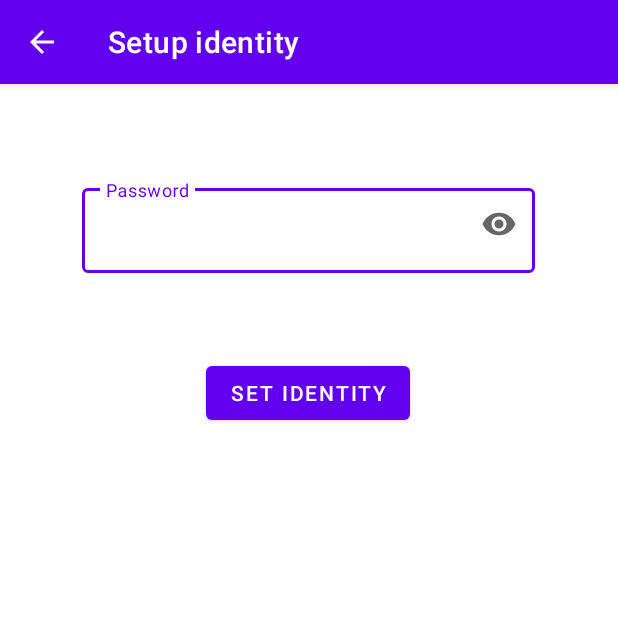
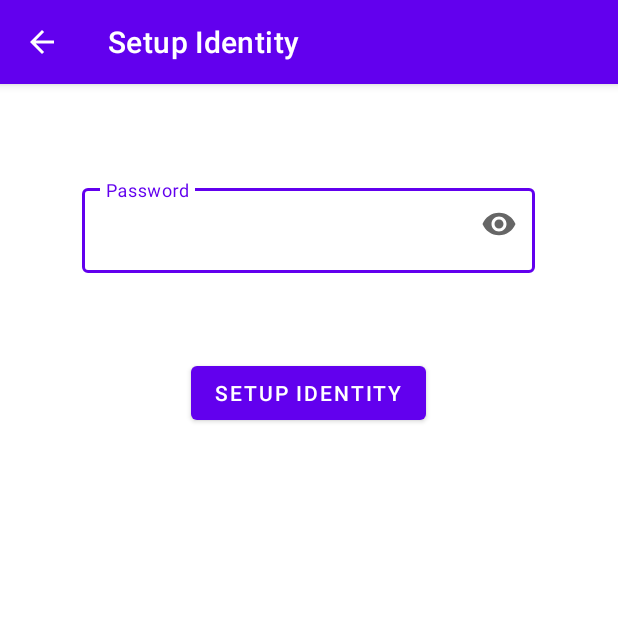
Before and after one commit to refeed/FederatedMessagingAndroid, an Android app: the SetupIdentityActivity screen opened directly, with no data from a screen before it, on a phone screen of 412 x 824 dp, the top half of it. Run offline under Robolectric (Android 15) with nearby library versions, the phone set to English and light mode, and no system bars.

Commit message:
Add i18n for Indonesian

```diff
--- a/app/src/main/java/com/refeed_ppb1/federatedmessaging/AddServerActivity.java
+++ b/app/src/main/java/com/refeed_ppb1/federatedmessaging/AddServerActivity.java
@@ -22,7 +22,7 @@ public class AddServerActivity extends AppCompatActivity {
     protected void onCreate(Bundle savedInstanceState) {
         super.onCreate(savedInstanceState);
         setContentView(R.layout.activity_add_server);
-        getSupportActionBar().setTitle("Add server");
+        getSupportActionBar().setTitle(R.string.addserver);
         getSupportActionBar().setDisplayHomeAsUpEnabled(true);
 
         serverNameET = findViewById(R.id.server_name);
--- a/app/src/main/java/com/refeed_ppb1/federatedmessaging/MainActivity.java
+++ b/app/src/main/java/com/refeed_ppb1/federatedmessaging/MainActivity.java
@@ -26,7 +26,7 @@ public class MainActivity extends AppCompatActivity {
     protected void onCreate(Bundle savedInstanceState) {
         super.onCreate(savedInstanceState);
         setContentView(R.layout.activity_main);
-        getSupportActionBar().setTitle("Chat servers");
+        getSupportActionBar().setTitle(R.string.chatserver);
         getSupportActionBar().setDisplayHomeAsUpEnabled(false);
 
         RecyclerView serverRv = (RecyclerView) findViewById(R.id.server_rv);
--- a/app/src/main/java/com/refeed_ppb1/federatedmessaging/SetupIdentityActivity.java
+++ b/app/src/main/java/com/refeed_ppb1/federatedmessaging/SetupIdentityActivity.java
@@ -21,7 +21,7 @@ public class SetupIdentityActivity extends AppCompatActivity {
     protected void onCreate(Bundle savedInstanceState) {
         super.onCreate(savedInstanceState);
         setContentView(R.layout.activity_setup_identity);
-        getSupportActionBar().setTitle("Setup identity");
+        getSupportActionBar().setTitle(R.string.setident);
         getSupportActionBar().setDisplayHomeAsUpEnabled(true);
 
         passwordET = findViewById(R.id.password);
--- a/app/src/main/res/layout/activity_add_server.xml
+++ b/app/src/main/res/layout/activity_add_server.xml
@@ -11,7 +11,7 @@
         android:layout_width="302dp"
         android:layout_height="wrap_content"
         android:layout_marginTop="72dp"
-        android:hint="Server name"
+        android:hint="@string/servername"
         app:layout_constraintBottom_toTopOf="@+id/textInputLayoutAddress"
         app:layout_constraintEnd_toEndOf="parent"
         app:layout_constraintHorizontal_bias="0.495"
@@ -32,7 +32,7 @@
         android:layout_width="302dp"
         android:layout_height="wrap_content"
         android:layout_marginTop="168dp"
-        android:hint="Server address"
+        android:hint="@string/serveraddress"
         app:layout_constraintEnd_toEndOf="parent"
         app:layout_constraintHorizontal_bias="0.495"
         app:layout_constraintStart_toStartOf="parent"
@@ -50,7 +50,7 @@
         android:layout_width="wrap_content"
         android:layout_height="wrap_content"
         android:layout_marginTop="40dp"
-        android:text="Done"
+        android:text="@string/done"
         app:layout_constraintEnd_toEndOf="parent"
         app:layout_constraintHorizontal_bias="0.498"
         app:layout_constraintStart_toStartOf="parent"
--- a/app/src/main/res/layout/activity_setup_identity.xml
+++ b/app/src/main/res/layout/activity_setup_identity.xml
@@ -12,7 +12,7 @@
         android:layout_width="302dp"
         android:layout_height="wrap_content"
         android:layout_marginTop="64dp"
-        android:hint="Password"
+        android:hint="@string/pass"
         android:inputType="textPassword"
         app:endIconMode="password_toggle"
         app:layout_constraintEnd_toEndOf="parent"
@@ -33,7 +33,7 @@
         android:layout_width="wrap_content"
         android:layout_height="wrap_content"
         android:layout_marginTop="56dp"
-        android:text="Set Identity"
+        android:text="@string/setident"
         app:layout_constraintEnd_toEndOf="parent"
         app:layout_constraintHorizontal_bias="0.498"
         app:layout_constraintStart_toStartOf="parent"
```
Also changed, not shown: app/src/main/res/layout/activity_main.xml (+2 -5 lines), app/src/main/res/values/strings.xml (+19 -4 lines), 1 other file.
